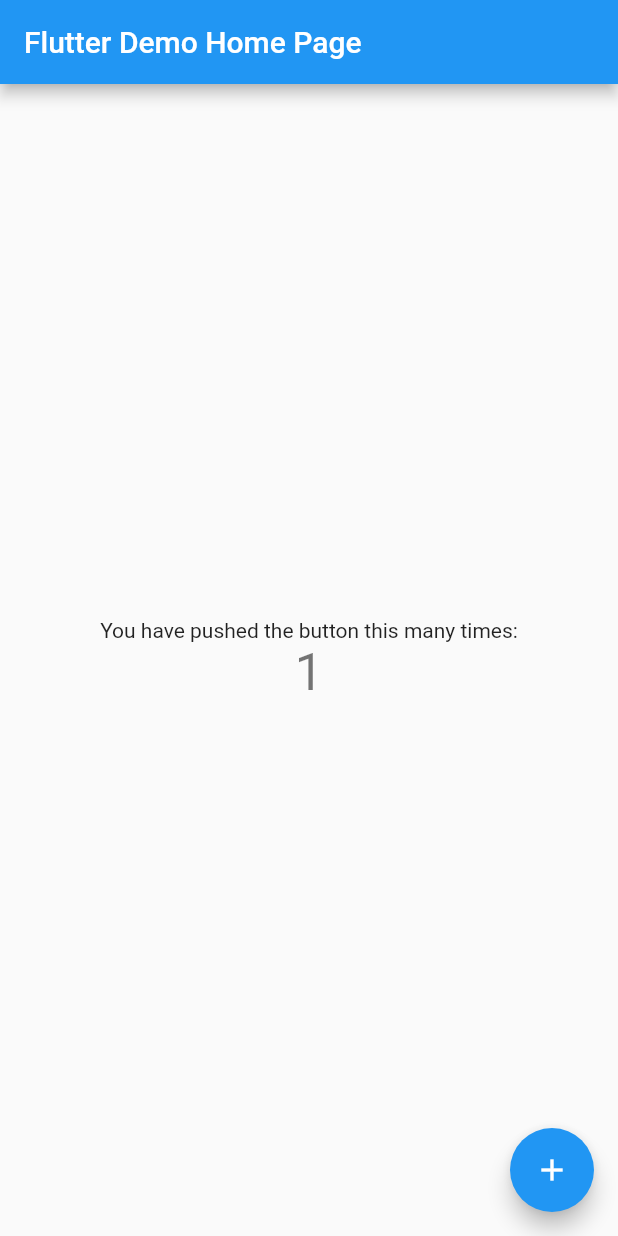
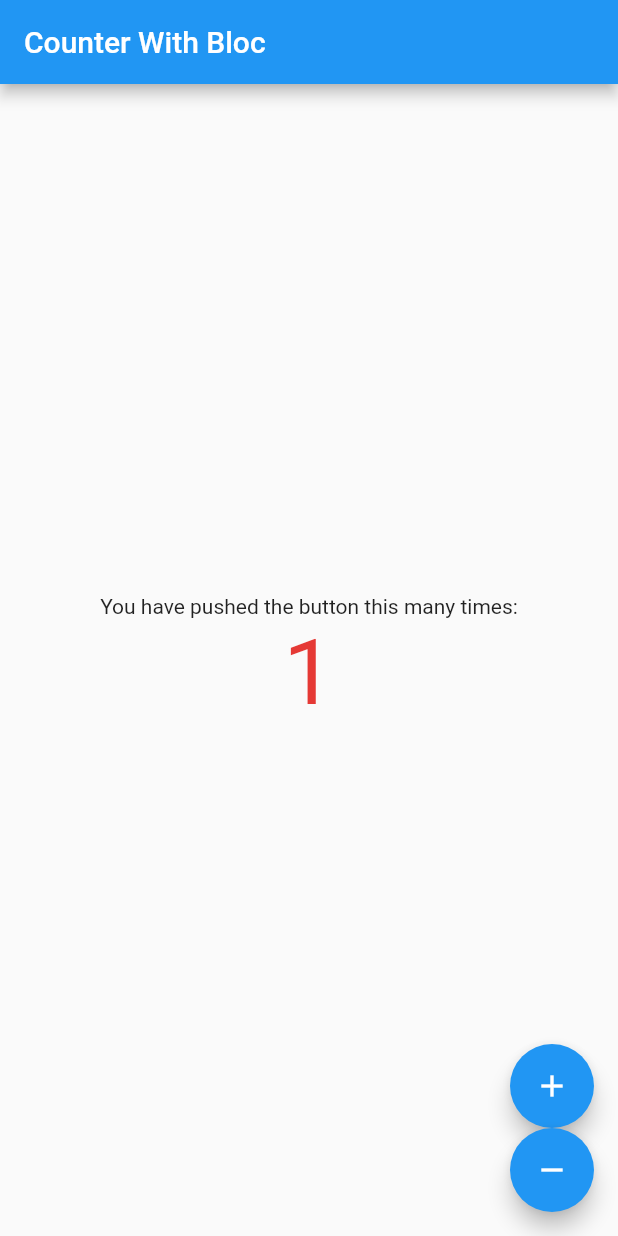
Before and after one commit to emrhesen/flutter_counter_bloc, a Flutter app: the screen it shows after launch, after a tap on the "add" icon, on a phone screen of 412 x 824 dp. Run offline on Flutter 3.47's test engine with Material 2 defaults, Android fonts, the phone set to English and light mode, and no system bars; our stand-ins replace bloc, flutter_bloc.

Commit message:
completed basic bloc pattern with flutter_bloc packages

```diff
--- /dev/null
+++ b/lib/bloc/counter/counter-bloc.dart
@@ -0,0 +1,27 @@
+import 'package:bloc/bloc.dart';
+import 'package:flutter_counter_bloc/bloc/counter/counter-event.dart';
+import 'package:flutter_counter_bloc/bloc/counter/counter-state.dart';
+
+class CounterBloc extends Bloc<CounterEvent, CounterState> {
+  @override
+  CounterState get initialState => CounterState.initial();
+
+  @override
+  Stream<CounterState> mapEventToState(CounterEvent event) async* {
+    final _currentCounterState = currentState;
+
+    if (event is IncrementCounterEvent) {
+      yield CounterState(counter: _currentCounterState.counter + 1);
+    } else if (event is DecrementCounterEvent) {
+      yield CounterState(counter: _currentCounterState.counter - 1);
+    }
+  }
+
+  void IncrementCounter() {
+    dispatch(IncrementCounterEvent());
+  }
+
+  void DecrementCounter() {
+    dispatch(DecrementCounterEvent());
+  }
+}
--- /dev/null
+++ b/lib/bloc/counter/counter-event.dart
@@ -0,0 +1,4 @@
+abstract class CounterEvent {}
+
+class IncrementCounterEvent extends CounterEvent {}
+class DecrementCounterEvent extends CounterEvent {}
--- /dev/null
+++ b/lib/bloc/counter/counter-state.dart
@@ -0,0 +1,9 @@
+class CounterState {
+  final int counter;
+
+  const CounterState({this.counter});
+
+  factory CounterState.initial() {
+    return CounterState(counter: 0);
+  }
+}
--- a/lib/main.dart
+++ b/lib/main.dart
@@ -1,4 +1,5 @@
 import 'package:flutter/material.dart';
+import 'package:flutter_counter_bloc/pages/home/home-page.dart';
 
 void main() => runApp(MyApp());
 
@@ -6,58 +7,11 @@ class MyApp extends StatelessWidget {
   @override
   Widget build(BuildContext context) {
     return MaterialApp(
-      title: 'Flutter Demo',
+      title: 'Counter Bloc',
       theme: ThemeData(
         primarySwatch: Colors.blue,
       ),
-      home: MyHomePage(title: 'Flutter Demo Home Page'),
+      home: HomePage(title: 'Counter With Bloc'),
     );
   }
 }
-
-class MyHomePage extends StatefulWidget {
-  MyHomePage({Key key, this.title}) : super(key: key);
-
-  final String title;
-
-  @override
-  _MyHomePageState createState() => _MyHomePageState();
-}
-
-class _MyHomePageState extends State<MyHomePage> {
-  int _counter = 0;
-
-  void _incrementCounter() {
-    setState(() {
-      _counter++;
-    });
-  }
-
-  @override
-  Widget build(BuildContext context) {
-    return Scaffold(
-      appBar: AppBar(
-        title: Text(widget.title),
-      ),
-      body: Center(
-        child: Column(
-          mainAxisAlignment: MainAxisAlignment.center,
-          children: <Widget>[
-            Text(
-              'You have pushed the button this many times:',
-            ),
-            Text(
-              '$_counter',
-              style: Theme.of(context).textTheme.display1,
-            ),
-          ],
-        ),
-      ),
-      floatingActionButton: FloatingActionButton(
-        onPressed: _incrementCounter,
-        tooltip: 'Increment',
-        child: Icon(Icons.add),
-      ),
-    );
-  }
-}
--- /dev/null
+++ b/lib/pages/home/home-page.dart
@@ -0,0 +1,66 @@
+import 'package:flutter/material.dart';
+import 'package:flutter_bloc/flutter_bloc.dart';
+import 'package:flutter_counter_bloc/bloc/counter/counter-bloc.dart';
+import 'package:flutter_counter_bloc/bloc/counter/counter-state.dart';
+
+class HomePage extends StatelessWidget {
+  final String title;
+
+  final _counterBloc = CounterBloc();
+
+  HomePage({this.title}) {}
+
+  @override
+  Widget build(BuildContext context) {
+    return BlocProvider<CounterBloc>(
+      builder: (context) => _counterBloc,
+      child: Scaffold(
+        appBar: AppBar(
+          title: Text(this.title),
+        ),
+        body: Center(
+          child: Column(
+            mainAxisAlignment: MainAxisAlignment.center,
+            children: <Widget>[
+              Text('You have pushed the button this many times:'),
+              BlocBuilder(
+                bloc: _counterBloc,
+                builder: (context, CounterState counterState) {
+                  return Text(
+                    '${counterState.counter.toString()}',
+                    style: TextStyle(color: Colors.red.shade600, fontSize: 61),
+                  );
+                },
+              )
+            ],
+          ),
+        ),
+        floatingActionButton: Column(
+          mainAxisSize: MainAxisSize.min,
+          crossAxisAlignment: CrossAxisAlignment.end,
+          children: <Widget>[
+            FloatingActionButton(
+              onPressed: () {
+                _counterBloc.IncrementCounter();
+              },
+              tooltip: 'Increment',
+              child: Icon(Icons.add),
+            ),
+            FloatingActionButton(
+              onPressed: () {
+                _counterBloc.DecrementCounter();
+              },
+              tooltip: 'Decrement',
+              child: Icon(Icons.remove),
+            ),
+          ],
+        ),
+      ),
+    );
+  }
+
+  @override
+  void dispose() {
+    _counterBloc.dispose();
+  }
+}
--- a/pubspec.yaml
+++ b/pubspec.yaml
@@ -23,6 +23,7 @@ dependencies:
   # The following adds the Cupertino Icons font to your application.
   # Use with the CupertinoIcons class for iOS style icons.
   cupertino_icons: ^0.1.2
+  flutter_bloc: ^0.19.1
 
 dev_dependencies:
   flutter_test:
```
Also changed, not shown: pubspec.lock.
